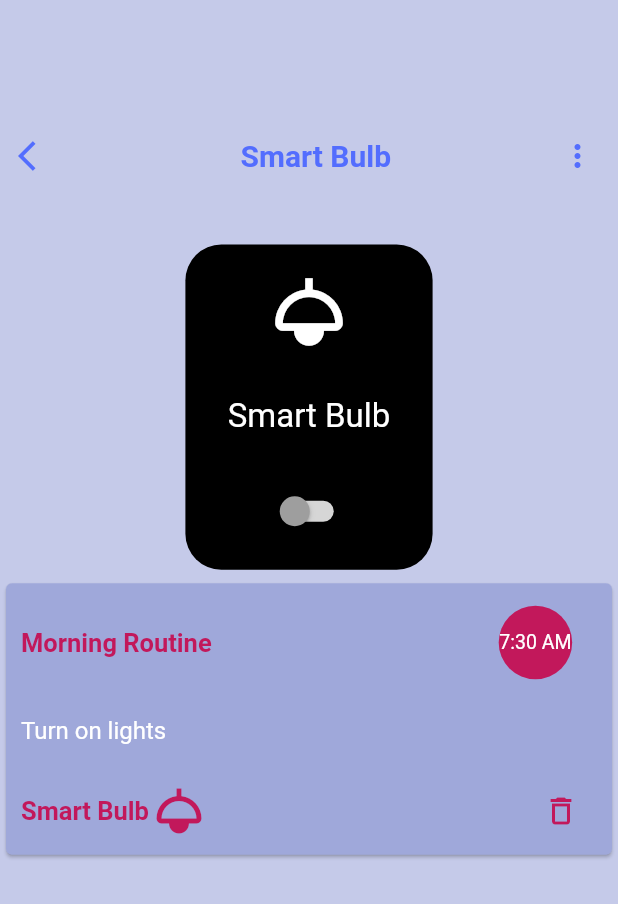
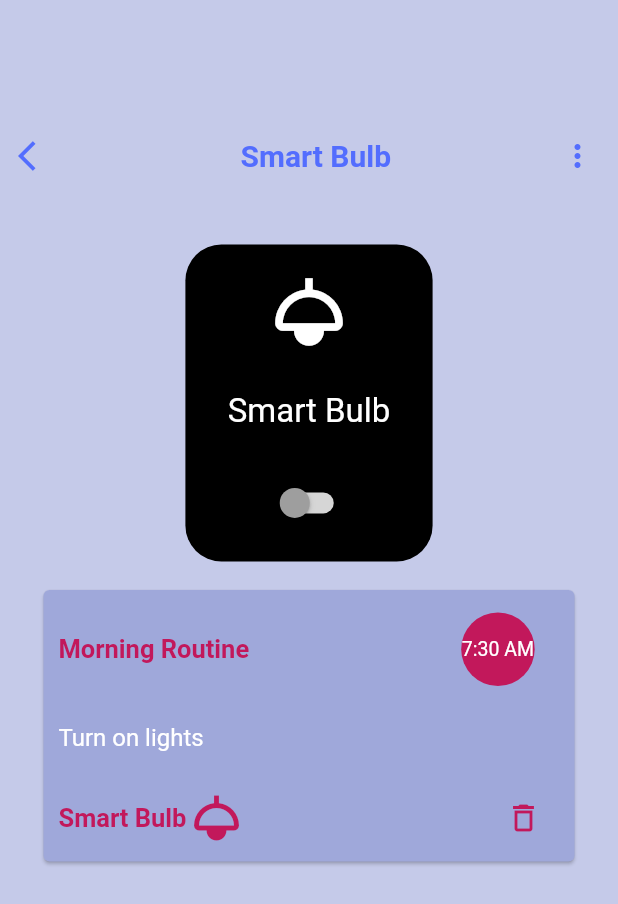
Before and after one commit to sedsax/SmartDevices, a Flutter app: the screen it shows after launch, after a tap on "Smart Bulb", on a phone screen of 412 x 824 dp. Shown: the top 904 px of the screen. Run offline on Flutter 3.47's test engine with Material 2 defaults, Android fonts, the phone set to English and light mode, and no system bars; our stand-ins replace shared_preferences.

Commit message:
device dashboardda horizontal olarak ayarlandı

```diff
--- a/lib/util/device_card.dart
+++ b/lib/util/device_card.dart
@@ -1,7 +1,6 @@
 // ignore_for_file: public_member_api_docs, sort_constructors_first
 import 'package:flutter/material.dart';
 import 'package:smart_devices/constants/colors.dart';
-import 'package:smart_devices/models/device.dart';
 import 'package:smart_devices/models/routine.dart';
 
 // ignore: must_be_immutable
@@ -22,7 +21,7 @@ class DeviceCard extends StatelessWidget {
       padding: const EdgeInsets.all(5.0),
       child: Container(
         width: MediaQuery.of(context).size.width / 2.5,
-        height: MediaQuery.of(context).size.width / 1.9,
+        height: MediaQuery.of(context).size.height / 3.9,
         padding: const EdgeInsets.symmetric(vertical: 15),
         decoration: BoxDecoration(
           borderRadius: BorderRadius.circular(24),
--- a/lib/view/home_screen.dart
+++ b/lib/view/home_screen.dart
@@ -5,7 +5,7 @@ import 'package:smart_devices/util/device_card.dart';
 import 'package:smart_devices/util/routine_card.dart';
 import 'package:smart_devices/util/welcome_user.dart';
 import 'package:smart_devices/view-models/device_view_model.dart';
-import 'package:smart_devices/view/new_device.dart';
+import 'package:smart_devices/view/new_routine.dart';
 import 'package:smart_devices/view/routine_detail_screen.dart';
 
 class HomeScreen extends StatelessWidget {
@@ -19,7 +19,7 @@ class HomeScreen extends StatelessWidget {
         onPressed: () {
           Navigator.push(
             context,
-            MaterialPageRoute(builder: (context) => const NewDevicePage()),
+            MaterialPageRoute(builder: (context) => const NewRoutinePage()),
           );
         },
         backgroundColor: AppColors.floatingButton,
@@ -30,18 +30,14 @@ class HomeScreen extends StatelessWidget {
           builder: (context, deviceViewModel, _) {
             return Column(
               children: [
-                const SizedBox(height: 50),
+                const SizedBox(height: 10),
                 const WelcomeUser(),
                 const SizedBox(height: 10),
-                Expanded(
-                  child: GridView.builder(
+                 Expanded(
+                  child: ListView.builder(
                     itemCount: deviceViewModel.routines.length,
-                    padding: const EdgeInsets.symmetric(horizontal: 25),
-                    gridDelegate:
-                        const SliverGridDelegateWithFixedCrossAxisCount(
-                      crossAxisCount: 2,
-                      childAspectRatio: 1 / 1.3,
-                    ),
+                    scrollDirection: Axis.horizontal,
+                    padding: const EdgeInsets.symmetric(horizontal: 25, vertical: 20),
                     itemBuilder: (context, index) {
                       final routine = deviceViewModel.routines[index];
                       return GestureDetector(
--- a/lib/view/routine_detail_screen.dart
+++ b/lib/view/routine_detail_screen.dart
@@ -1,7 +1,6 @@
 import 'package:flutter/material.dart';
 import 'package:provider/provider.dart';
 
-import 'package:smart_devices/models/device.dart';
 import 'package:smart_devices/models/routine.dart';
 import 'package:smart_devices/util/device_card.dart';
 import 'package:smart_devices/util/routine_card.dart';
@@ -96,7 +95,10 @@ class DetailScreen extends StatelessWidget {
                         ),
                       ),
                 ) : const SizedBox(),
-                RoutineCard(deviceViewModel: deviceViewModel, routine: routine, index: index,),
+                Padding(
+                  padding: const EdgeInsets.symmetric(horizontal: 25, vertical: 10),
+                  child: RoutineCard(deviceViewModel: deviceViewModel, routine: routine, index: index,),
+                ),
               ],
             ),
           ),
```
Also changed, not shown: lib/view/new_routine.dart (renamed from lib/view/new_device.dart, +4 -4 lines).
